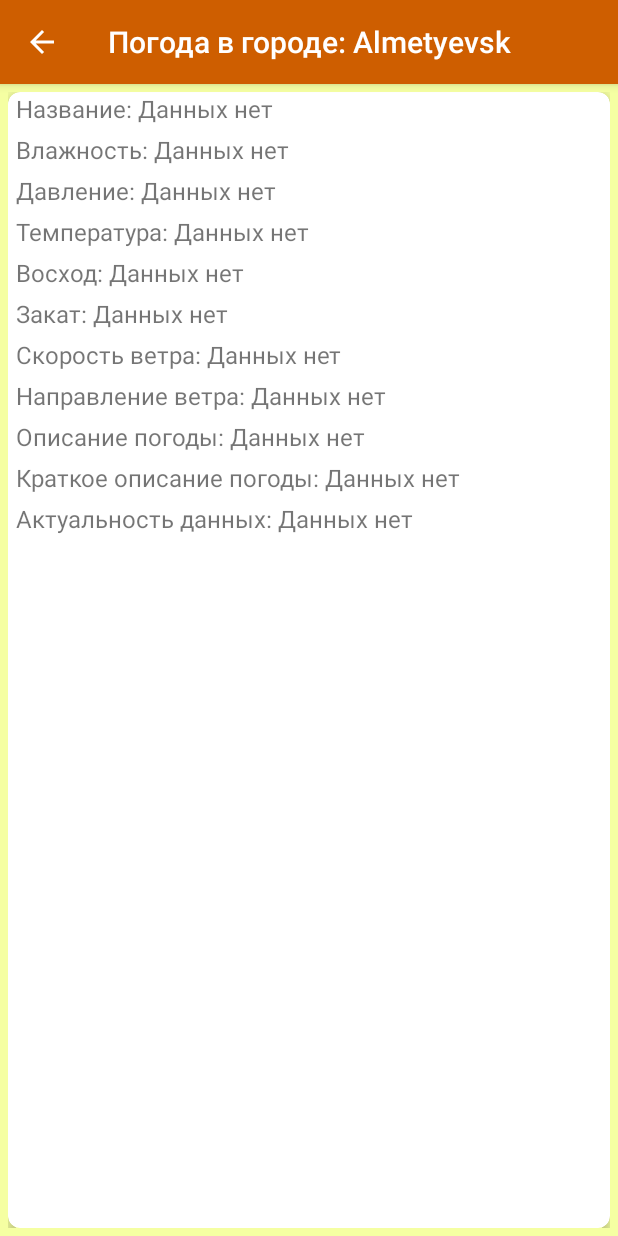
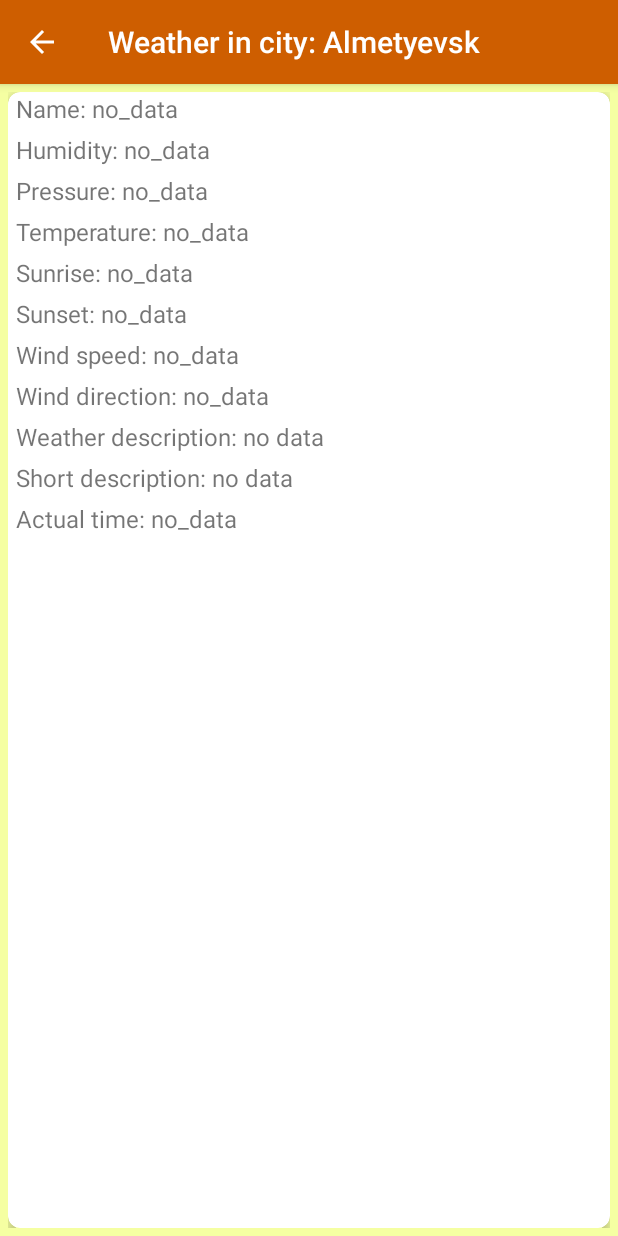
Before and after one commit to ArtiomCX75/WeatherForecast, an Android app: the screen it shows after launch (WeatherInfoActivity), after a tap on "Almetyevsk", on a phone screen of 412 x 824 dp. Run offline under Robolectric (Android 15) with nearby library versions, the phone set to English and light mode, and no system bars; 1 statement that could not run was skipped.

Commit message:
english names of weather event

```diff
--- a/app/src/main/java/com/faa1192/weatherforecast/Preferred/PrefCitiesActivity.java
+++ b/app/src/main/java/com/faa1192/weatherforecast/Preferred/PrefCitiesActivity.java
@@ -1,5 +1,6 @@
 package com.faa1192.weatherforecast.Preferred;
 
+import android.content.Context;
 import android.content.Intent;
 import android.content.res.ColorStateList;
 import android.graphics.Color;
@@ -22,10 +23,12 @@ import com.faa1192.weatherforecast.Updatable;
 //Активити содержащее список городов добавленных в избранное
 public class PrefCitiesActivity extends AppCompatActivity implements Updatable, SwipeRefreshLayout.OnRefreshListener {
     private SwipeRefreshLayout swipeRefreshLayout;
+    public static Context context;
 
     @Override
     protected void onCreate(Bundle savedInstanceState) {
         super.onCreate(savedInstanceState);
+        context = getApplicationContext();
         Toast.makeText(PrefCitiesActivity.this, getResources().getString(R.string.pull_for_refresh), Toast.LENGTH_SHORT).show();
         Toast.makeText(PrefCitiesActivity.this,  getResources().getString(R.string.hold_for_delete), Toast.LENGTH_SHORT).show();
         PrefCityDBHelper.init(getApplicationContext()).updateAllDataFromWeb();
--- a/app/src/main/java/com/faa1192/weatherforecast/Weather/WeatherData.java
+++ b/app/src/main/java/com/faa1192/weatherforecast/Weather/WeatherData.java
@@ -1,11 +1,16 @@
 package com.faa1192.weatherforecast.Weather;
 
+import android.content.Context;
 import android.util.Log;
 
 import org.json.JSONObject;
 import org.json.JSONTokener;
 
 import java.util.Date;
+import java.util.HashMap;
+
+import com.faa1192.weatherforecast.Preferred.PrefCitiesActivity;
+import com.faa1192.weatherforecast.R;
 
 //класс объекта "Погодные данные". Служит для десериализации json в java object
 public class WeatherData {
@@ -21,7 +26,17 @@ public class WeatherData {
     private String weatherDescription = ""; //описание погоды
     private String weatherMain = ""; //краткое описание погоды
     private Long time = 0L; //актуальное время сведений о погоде (приходит с сервера)
-    private final String noData = "Данных нет";
+    private final String noData = "no_data";
+    private static HashMap<String, String> hm = new HashMap<>();
+
+    static {
+        Context context = PrefCitiesActivity.context;
+        String[] key =  context.getResources().getStringArray(R.array.wd_k);
+        String[] value =  context.getResources().getStringArray(R.array.wd_v);
+        for(int i=0; i<key.length; i++){
+            hm.put(key[i], value[i]);
+        }
+    }
 
     public WeatherData() {
     }
@@ -103,11 +118,17 @@ public class WeatherData {
     }
 
     public String getWeatherDescription() {
-        return weatherDescription.isEmpty() ? noData : weatherDescription;
+        if(weatherDescription.isEmpty())
+            weatherDescription = noData;
+        weatherDescription = weatherDescription.replace(" ", "_").toLowerCase();
+        return ((hm.get(weatherDescription)==null)||hm.get(weatherDescription).isEmpty())?weatherDescription:hm.get(weatherDescription);
     }
 
     public String getWeatherMain() {
-        return weatherMain.isEmpty() ? noData : weatherMain;
+        if(weatherMain.isEmpty())
+            weatherMain = noData;
+        weatherMain = weatherMain.replace(" ", "_").toLowerCase();
+        return ((hm.get(weatherMain)==null)||hm.get(weatherMain).isEmpty())?weatherMain:hm.get(weatherMain);
     }
 
     //Направление ветра
@@ -173,4 +194,6 @@ public class WeatherData {
         int timeZone = +3;
         return (hour + timeZone) % 24 + "h " + min + "m " + sec + "s";
     }
+
+
 }
--- a/app/src/main/java/com/faa1192/weatherforecast/Weather/WeatherInfoActivity.java
+++ b/app/src/main/java/com/faa1192/weatherforecast/Weather/WeatherInfoActivity.java
@@ -1,5 +1,6 @@
 package com.faa1192.weatherforecast.Weather;
 
+import android.content.Context;
 import android.content.Intent;
 import android.graphics.Color;
 import android.graphics.drawable.ColorDrawable;
@@ -58,4 +59,5 @@ public class WeatherInfoActivity extends AppCompatActivity implements Updatable,
         final WeatherInfoFragment fragment = (WeatherInfoFragment) getSupportFragmentManager().findFragmentById(R.id.fragment3);
         fragment.setInfo(PrefCityDBHelper.init(this).getCity(city.id));
     }
+
 }
--- a/app/src/main/res/values/strings.xml
+++ b/app/src/main/res/values/strings.xml
@@ -1,23 +1,23 @@
 <resources>
-    <string name="app_name">WeatherForecast</string>
-    <string name="adding_city">Добавление города</string>
-    <string name="added_city">"Добавлен город: "</string>
-    <string name="wait_pls">Подождите...</string>
-    <string name="favorites">Избранное</string>
-    <string name="pull_for_refresh">Потяните для обновления</string>
-    <string name="hold_for_delete">Удержите для удаления</string>
-    <string name="connection_error">Ошибка соединения</string>
-    <string name="weather_in_city">"Погода в городе: "</string>
-    <string name="name_of_city">"Название: "</string>
-    <string name="humidity">"Влажность: "</string>
-    <string name="pressure">"Давление: "</string>
-    <string name="temperature">"Температура: "</string>
-    <string name="sunrise">"Восход: "</string>
-    <string name="sunset">"Закат: "</string>
-    <string name="wind_speed">"Скорость ветра: "</string>
-    <string name="wind_direction">"Направление ветра: "</string>
-    <string name="weather_description">"Описание погоды: "</string>
-    <string name="weather_main">"Краткое описание погоды: "</string>
-    <string name="actual_time">"Актуальность данных: "</string>
-    <string name="your_cities">"Ваши города</string>
+    <string name="app_name">"WeatherForecast"</string>
+    <string name="adding_city">"Adding city"</string>
+    <string name="added_city">"City was added: "</string>
+    <string name="wait_pls">"Wait&#8230;"</string>
+    <string name="favorites">"Favorites"</string>
+    <string name="pull_for_refresh">"Pull for refresh"</string>
+    <string name="hold_for_delete">"Hold for delete"</string>
+    <string name="connection_error">"Connection error"</string>
+    <string name="weather_in_city">"Weather in city: "</string>
+    <string name="name_of_city">"Name: "</string>
+    <string name="humidity">"Humidity: "</string>
+    <string name="pressure">"Pressure: "</string>
+    <string name="temperature">"Temperature: "</string>
+    <string name="sunrise">"Sunrise: "</string>
+    <string name="sunset">"Sunset: "</string>
+    <string name="wind_speed">"Wind speed: "</string>
+    <string name="wind_direction">"Wind direction: "</string>
+    <string name="weather_description">"Weather description: "</string>
+    <string name="weather_main">"Short description: "</string>
+    <string name="actual_time">"Actual time: "</string>
+    <string name="your_cities">"Your cities"</string>
 </resources>
--- /dev/null
+++ b/app/src/main/res/values/weather_description.xml
@@ -0,0 +1,158 @@
+<?xml version="1.0" encoding="utf-8"?>
+<resources>
+    <array name="wd_k">
+        <item>no_data</item>
+        <item>thunderstorm_with_light_rain</item>
+        <item>thunderstorm_with_rain</item>
+        <item>thunderstorm_with_heavy</item>
+        <item>light_thunderstorm</item>
+        <item>thunderstorm</item>
+        <item>heavy_thunderstorm</item>
+        <item>ragged_thunderstorm</item>
+        <item>thunderstorm_with_light_drizzle</item>
+        <item>thunderstorm_with_drizzle</item>
+        <item>thunderstorm_with_heavy_drizzle</item>
+        <item>light_intensity_drizzle</item>
+        <item>drizzle</item>
+        <item>heavy_intensity_drizzled</item>
+        <item>light_intensity_drizzle_rain</item>
+        <item>drizzle_rain</item>
+        <item>heavy_intensity_drizzle_rain</item>
+        <item>shower_rain_and_drizzle</item>
+        <item>heavy_shower_rain_and_drizzle</item>
+        <item>shower_drizzle</item>
+        <item>light_rain</item>
+        <item>moderate_rain</item>
+        <item>heavy_intensity_rain</item>
+        <item>very_heavy_rain</item>
+        <item>extreme_rain</item>
+        <item>freezing_rain</item>
+        <item>light_intensity_shower_rain</item>
+        <item>shower_rain</item>
+        <item>heavy_intensity_shower_rain</item>
+        <item>ragged_shower_rain</item>
+        <item>light_snow</item>
+        <item>snow</item>
+        <item>heavy_snow</item>
+        <item>sleet</item>
+        <item>shower_sleet</item>
+        <item>light_rain_and_snow</item>
+        <item>rain_and_snow</item>
+        <item>light_shower_snow</item>
+        <item>shower_snow</item>
+        <item>heavy_shower_snow</item>
+        <item>mist</item>
+        <item>smoke</item>
+        <item>haze</item>
+        <item>sand,_dust_whirls</item>
+        <item>fog</item>
+        <item>sand</item>
+        <item>dust</item>
+        <item>volcanic_ash</item>
+        <item>squalls</item>
+        <item>tornado</item>
+        <item>clear_sky</item>
+        <item>few_clouds</item>
+        <item>scattered_clouds</item>
+        <item>broken_clouds</item>
+        <item>overcast_clouds</item>
+        <item>tornado</item>
+        <item>tropical_storm</item>
+        <item>hurricane</item>
+        <item>cold</item>
+        <item>hot</item>
+        <item>windy</item>
+        <item>hail</item>
+        <item>calm</item>
+        <item>light_breeze</item>
+        <item>gentle_breeze</item>
+        <item>moderate_breeze</item>
+        <item>fresh_breeze</item>
+        <item>strong_breeze</item>
+        <item>high_wind,_near_gale</item>
+        <item>gale</item>
+        <item>severe_gale</item>
+        <item>storm</item>
+        <item>violent_storm</item>
+        <item>hurricane</item>
+    </array>
+
+    <array name="wd_v">
+        <item>"no data"</item>
+        <item>thunderstorm with light rain</item>
+        <item>thunderstorm with rain</item>
+        <item>thunderstorm with heavy</item>
+        <item>light thunderstorm</item>
+        <item>thunderstorm</item>
+        <item>heavy thunderstorm</item>
+        <item>ragged thunderstorm</item>
+        <item>thunderstorm with light drizzle</item>
+        <item>thunderstorm with drizzle</item>
+        <item>thunderstorm with heavy drizzle</item>
+        <item>light intensity drizzle</item>
+        <item>drizzle</item>
+        <item>heavy intensity drizzled</item>
+        <item>light intensity drizzle rain</item>
+        <item>drizzle rain</item>
+        <item>heavy intensity drizzle rain</item>
+        <item>shower rain and drizzle</item>
+        <item>heavy shower rain and drizzle</item>
+        <item>shower drizzle</item>
+        <item>light rain</item>
+        <item>moderate rain</item>
+        <item>heavy intensity rain</item>
+        <item>very heavy rain</item>
+        <item>extreme rain</item>
+        <item>freezing rain</item>
+        <item>light intensity shower rain</item>
+        <item>shower rain</item>
+        <item>heavy intensity shower rain</item>
+        <item>ragged shower rain</item>
+        <item>light snow</item>
+        <item>snow</item>
+        <item>heavy snow</item>
+        <item>sleet</item>
+        <item>shower sleet</item>
+        <item>light rain and snow</item>
+        <item>rain and snow</item>
+        <item>light shower snow</item>
+        <item>shower snow</item>
+        <item>heavy shower snow</item>
+        <item>mist</item>
+        <item>smoke</item>
+        <item>haze</item>
+        <item>sand, dust whirls</item>
+        <item>fog</item>
+        <item>sand</item>
+        <item>dust</item>
+        <item>volcanic ash</item>
+        <item>squalls</item>
+        <item>tornado</item>
+        <item>clear sky</item>
+        <item>few clouds</item>
+        <item>scattered clouds</item>
+        <item>broken clouds</item>
+        <item>overcast clouds</item>
+        <item>tornado</item>
+        <item>tropical storm</item>
+        <item>hurricane</item>
+        <item>cold</item>
+        <item>hot</item>
+        <item>windy</item>
+        <item>hail</item>
+        <item>calm</item>
+        <item>light breeze</item>
+        <item>gentle breeze</item>
+        <item>moderate breeze</item>
+        <item>fresh breeze</item>
+        <item>strong breeze</item>
+        <item>high wind, near gale</item>
+        <item>gale</item>
+        <item>severe gale</item>
+        <item>storm</item>
+        <item>violent storm</item>
+        <item>hurricane</item>
+    </array>
+
+
+</resources>
--- a/gradle.properties
+++ b/gradle.properties
@@ -11,7 +11,7 @@
 # The setting is particularly useful for tweaking memory settings.
 #org.gradle.parallel=true
 org.gradle.daemon=true
-#org.gradle.jvmargs=-Xms4000m -Xmx9000m
+org.gradle.jvmargs=-Xms4000m -Xmx9000m
 org.gradle.configureondemand=true
 #org.gradle.jvmargs=-Xms2048m -Xmx2048m
 # When configured, Gradle will run in incubating parallel mode.
```
Also changed, not shown: app/build.gradle (+7 -7 lines), 2 other files.
